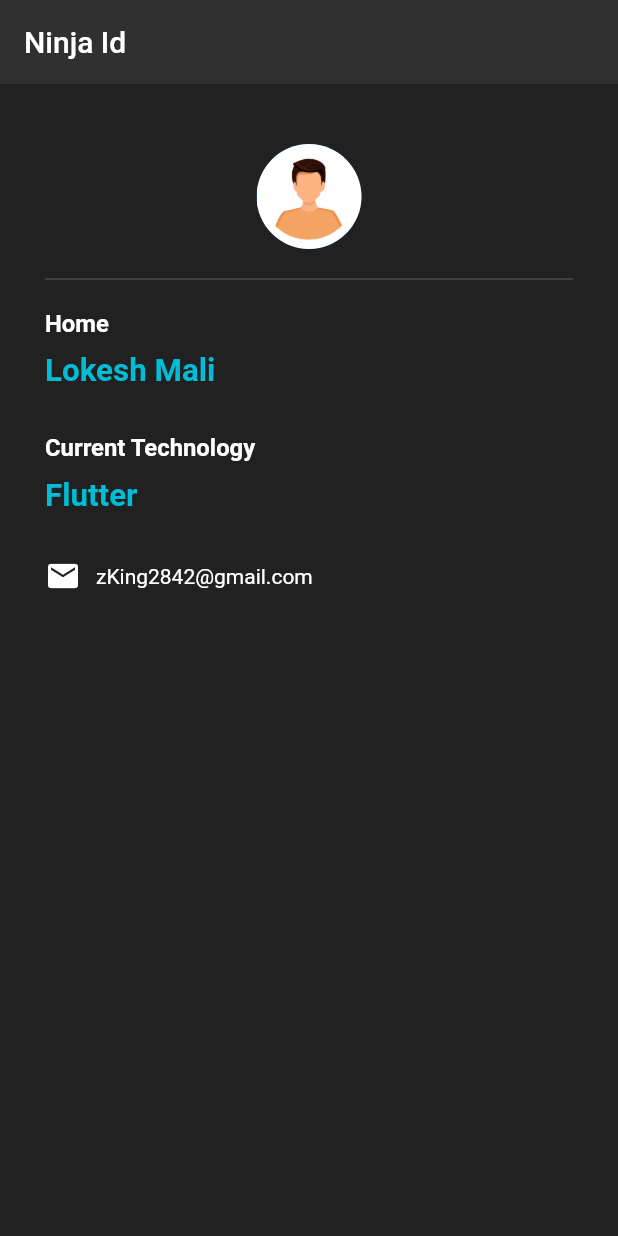
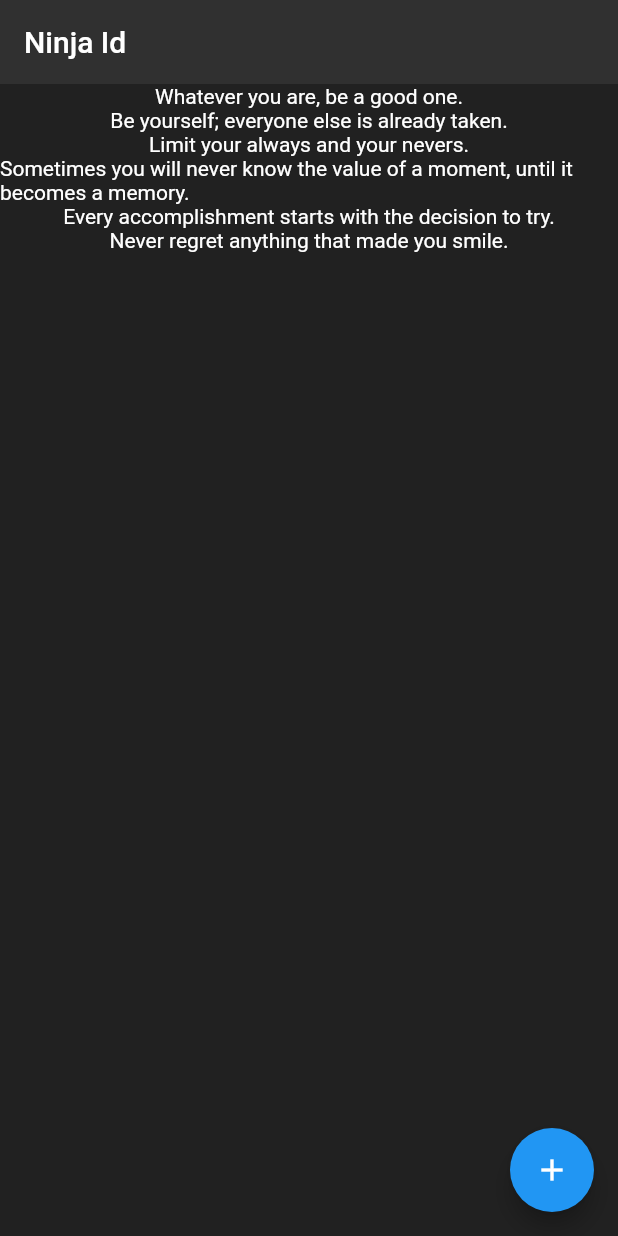
Before and after one commit to lokesh-5050/Id-Card-Flutter, a Flutter app: the screen it shows after launch, on a phone screen of 412 x 824 dp. Run offline on Flutter 3.47's test engine with Material 2 defaults, Android fonts, the phone set to English and light mode, and no system bars.

Commit message:
Map on List

```diff
--- a/lib/main.dart
+++ b/lib/main.dart
@@ -1,3 +1,4 @@
+
 import 'package:flutter/material.dart';
 
 void main() {
@@ -6,8 +7,23 @@ void main() {
   ));
 }
 
-class Home extends StatelessWidget {
+class Home extends StatefulWidget {
   const Home({Key? key}) : super(key: key);
+
+  @override
+  State<Home> createState() => _HomeState();
+}
+
+class _HomeState extends State<Home> {
+  int level = 0;
+  List<String> quotes = [
+    "Whatever you are, be a good one.",
+    "Be yourself; everyone else is already taken.",
+    "Limit your always and your nevers.",
+    "Sometimes you will never know the value of a moment, until it becomes a memory.",
+    "Every accomplishment starts with the decision to try.",
+    "Never regret anything that made you smile.",
+  ];
 
   @override
   Widget build(BuildContext context) {
@@ -18,72 +34,105 @@ class Home extends StatelessWidget {
         title: Text("Ninja Id"),
         elevation: 0.0,
       ),
-      body: Padding(
-        padding: EdgeInsets.fromLTRB(30.0, 40.0, 30.0, 0),
-        child: Column(
-          crossAxisAlignment: CrossAxisAlignment.start,
-          children: <Widget>[
-            Center(
-              child: CircleAvatar(
-                backgroundImage: AssetImage('assets/avatar.jpg'),
-                radius: 35.0,
-              ),
-            ),
-            Divider(
-              height: 40.0,
-              color: Colors.grey[700],
-            ),
-            Text(
-              'Home',
-              style: TextStyle(
-                  color: Colors.white,
-                  fontWeight: FontWeight.bold,
-                  fontSize: 15.9),
-            ),
-            SizedBox(height: 10.0),
-            Text(
-              'Lokesh Mali',
-              style: TextStyle(
-                  color: Colors.cyan,
-                  fontWeight: FontWeight.bold,
-                  fontSize: 20.9),
-            ),
-            SizedBox(height: 30.0),
-            Text(
-              'Current Technology',
-              style: TextStyle(
-                  color: Colors.white,
-                  fontWeight: FontWeight.bold,
-                  fontSize: 15.9),
-            ),
-            SizedBox(height: 10.0),
-            Text(
-              'Flutter',
-              style: TextStyle(
-                  color: Colors.cyan,
-                  fontWeight: FontWeight.bold,
-                  fontSize: 20.9),
-            ),
-            SizedBox(height: 30.0),
-            Row(
-              children: <Widget>[
-                Container(
-                  child: Icon(
-                    Icons.mail,
-                    color: Colors.white,
-                  ),
-                ),
-                SizedBox(width: 10),
-                Text(
-                  'zKing2842@gmail.com',
-                  style: TextStyle(
-                    color: Colors.white,
-                  ),
-                )
-              ],
-            )
-          ],
-        ),
+      body: Column(
+        mainAxisAlignment: MainAxisAlignment.start,
+        children: quotes.map((q)=> Text(q , style: TextStyle(color: Colors.white) )).toList(),
+      ),
+      // body: Padding(
+
+      //   padding: EdgeInsets.fromLTRB(30.0, 40.0, 30.0, 0),
+      //   child: Column(
+      //     crossAxisAlignment: CrossAxisAlignment.start,
+      //     children: <Widget>[
+      //       Center(
+      //         child: CircleAvatar(
+      //           backgroundImage: AssetImage('assets/avatar.jpg'),
+      //           radius: 35.0,
+      //         ),
+      //       ),
+      //       Divider(
+      //         height: 40.0,
+      //         color: Colors.grey[700],
+      //       ),
+      //       Text(
+      //         'Home',
+      //         style: TextStyle(
+      //             color: Colors.white,
+      //             fontWeight: FontWeight.bold,
+      //             fontSize: 15.9),
+      //       ),
+      //       SizedBox(height: 10.0),
+      //       Text(
+      //         'Lokesh Mali',
+      //         style: TextStyle(
+      //             color: Colors.cyan,
+      //             fontWeight: FontWeight.bold,
+      //             fontSize: 20.9),
+      //       ),
+      //       SizedBox(height: 30.0),
+      //       Text(
+      //         'Current Technology',
+      //         style: TextStyle(
+      //             color: Colors.white,
+      //             fontWeight: FontWeight.bold,
+      //             fontSize: 15.9),
+      //       ),
+      //       SizedBox(height: 10.0),
+      //       Text(
+      //         'Flutter',
+      //         style: TextStyle(
+      //             color: Colors.cyan,
+      //             fontWeight: FontWeight.bold,
+      //             fontSize: 20.9),
+      //       ),
+      //       SizedBox(height: 30.0),
+      //       Text(
+      //         'Current level',
+      //         style: TextStyle(
+      //             color: Colors.white,
+      //             fontWeight: FontWeight.bold,
+      //             fontSize: 15.9),
+      //       ),
+      //       SizedBox(height: 10.0),
+      //       Text(
+      //         '$level',
+      //         style: TextStyle(
+      //             color: Colors.cyan,
+      //             fontWeight: FontWeight.bold,
+      //             fontSize: 20.9),
+      //       ),
+      //       SizedBox(height: 30.0),
+      //       Row(
+      //         children: <Widget>[
+      //           Container(
+      //             child: Icon(
+      //               Icons.mail,
+      //               color: Colors.white,
+      //             ),
+      //           ),
+      //           SizedBox(width: 10),
+      //           Text(
+      //             'zKing2842@gmail.com',
+      //             style: TextStyle(
+      //               color: Colors.white,
+      //             ),
+      //           )
+      //         ],
+      //       ),
+
+      //     ],
+
+      //   ),
+
+      // ),
+
+      floatingActionButton: FloatingActionButton(
+        onPressed: () {
+          setState(() {
+            level += 1;
+          });
+        },
+        child: Icon(Icons.add),
       ),
     );
   }
```
